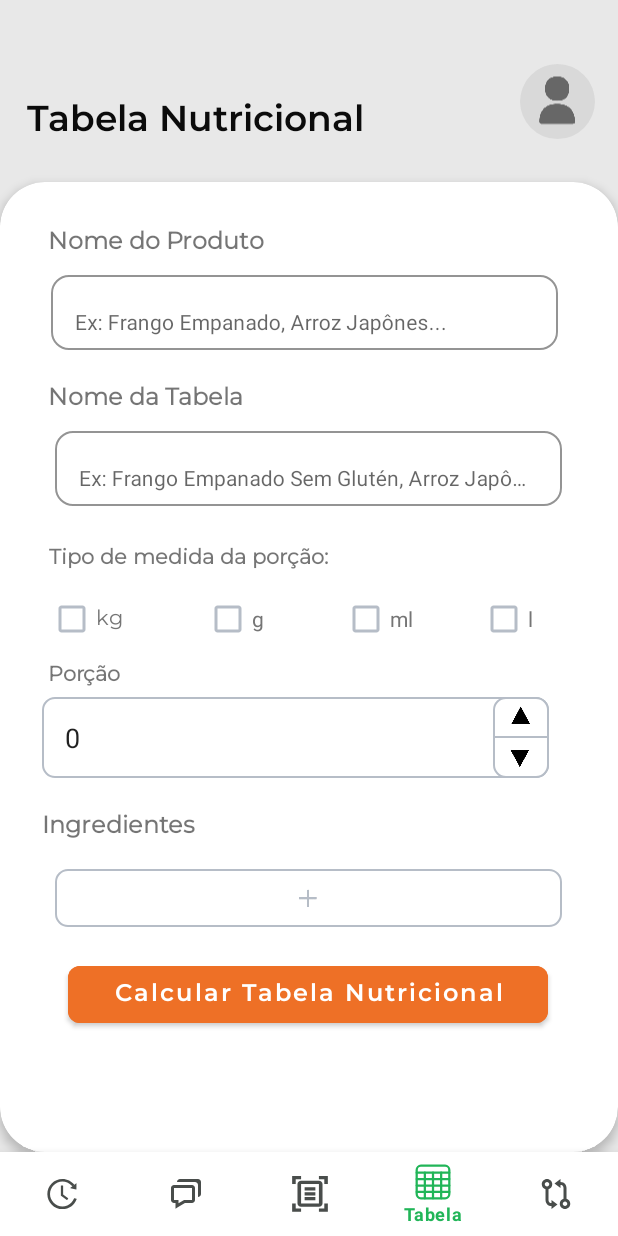
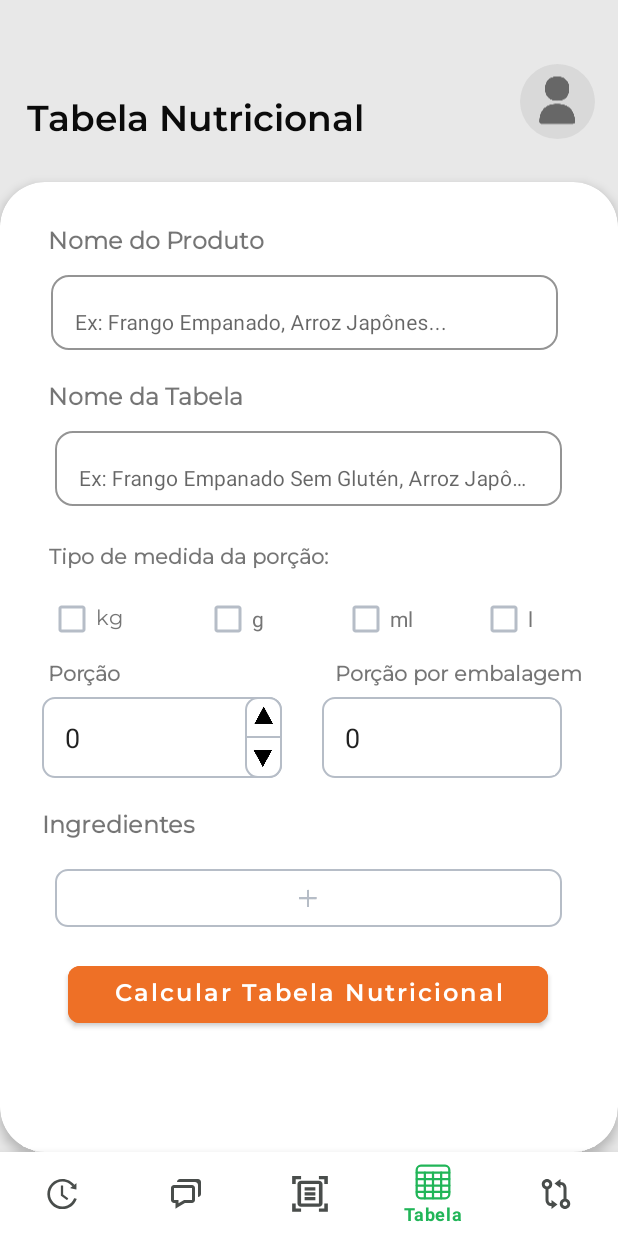
Before and after one commit to Nutria-Oficial/Mobile-Nutria, an Android app: the TabelaFragment screen opened through its navigation route, on a phone screen of 412 x 824 dp. Run offline under Robolectric (Android 15) with nearby library versions, the phone set to English and light mode, and no system bars; our stand-ins replace navigation-ui; pictures from the network do not load.

Commit message:
refactor: modificando layout de tabela e adicionando verificação de novo campo

```diff
--- a/app/src/main/java/com/bea/nutria/ui/Tabela/TabelaFragment.java
+++ b/app/src/main/java/com/bea/nutria/ui/Tabela/TabelaFragment.java
@@ -55,6 +55,7 @@ public class TabelaFragment extends Fragment {
 
     private FragmentTabelaBinding binding;
     private int porcaoAtual= 0;
+    private int porcaoEmbalagemAtual= 0;
     private String tipoMedida = "";
     private Integer idTabela = 0;
     private List<ItemIngrediente> ingredienteList = new ArrayList<>();
@@ -114,8 +115,8 @@ public class TabelaFragment extends Fragment {
             return WindowInsetsCompat.CONSUMED;
         });
 
-        binding.editValor.setText(String.valueOf(porcaoAtual));
-        binding.editValor.setInputType(InputType.TYPE_CLASS_NUMBER);
+        binding.porcao.setText(String.valueOf(porcaoAtual));
+        binding.porcao.setInputType(InputType.TYPE_CLASS_NUMBER);
 
 
         binding.btnAumentar.setOnClickListener(v -> {
@@ -127,7 +128,7 @@ public class TabelaFragment extends Fragment {
             }
         });
 
-        binding.editValor.addTextChangedListener(new TextWatcher() {
+        binding.porcao.addTextChangedListener(new TextWatcher() {
             @Override
             public void afterTextChanged(Editable editable) {
 
@@ -144,6 +145,26 @@ public class TabelaFragment extends Fragment {
                     porcaoAtual = Integer.parseInt(charSequence.toString());
                 }catch (NumberFormatException exception){
                     porcaoAtual = 0;
+                }
+            }
+        });
+        binding.porcaoEmbalagem.addTextChangedListener(new TextWatcher() {
+            @Override
+            public void afterTextChanged(Editable editable) {
+
+            }
+
+            @Override
+            public void beforeTextChanged(CharSequence charSequence, int i, int i1, int i2) {
+
+            }
+
+            @Override
+            public void onTextChanged(CharSequence charSequence, int i, int i1, int i2) {
+                try {
+                    porcaoEmbalagemAtual = Integer.parseInt(charSequence.toString());
+                }catch (NumberFormatException exception){
+                    porcaoEmbalagemAtual = 0;
                 }
             }
         });
@@ -199,10 +220,13 @@ public class TabelaFragment extends Fragment {
     }
     public void atualizarPorcao(int novoValor){
         porcaoAtual = novoValor;
-        binding.editValor.setText(String.valueOf(porcaoAtual));
+        binding.porcao.setText(String.valueOf(porcaoAtual));
     }
     public int getPorcaoAtual(){
         return porcaoAtual;
+    }
+    public int getPorcaoEmbalagemAtual(){
+        return porcaoEmbalagemAtual;
     }
     private void setCheckBoxListener(CheckBox checkBox){
         checkBox.setOnCheckedChangeListener((buttonView, isChecked) ->{
@@ -297,6 +321,15 @@ public class TabelaFragment extends Fragment {
         nomeTabela.addView(nome);
         binding.tableLayout.addView(nomeTabela);
 
+        TableRow porcoes = new TableRow(getContext());
+        TextView porcao = new TextView(getContext());
+        porcao.setText(porcaoAtual);
+        TextView porcaoEmbalagem = new TextView(getContext());
+        porcaoEmbalagem.setText(porcaoEmbalagemAtual);
+        porcoes.addView(porcao);
+        porcoes.addView(porcaoEmbalagem);
+        binding.tableLayout.addView(porcoes);
+
         TableRow nomeColuna = new TableRow(getContext());
         TextView coluna1 = new TextView(getContext());
         TextView coluna2 = new TextView(getContext());
@@ -314,15 +347,15 @@ public class TabelaFragment extends Fragment {
         for (GetNutrienteDTO nutrienteDados : tabela.getNutrientes()){
             TableRow nutrientesInformacao = new TableRow(getContext());
             TextView nutriente = new TextView(getContext());
-            TextView porcao = new TextView(getContext());
+            TextView porcaoNutriente = new TextView(getContext());
             TextView vd = new TextView(getContext());
 
             nutriente.setText(nutrienteDados.getNutriente());
-            porcao.setText(String.format(Locale.forLanguageTag("pt-BR"),"%.2f", nutrienteDados.getPorcao()));
+            porcaoNutriente.setText(String.format(Locale.forLanguageTag("pt-BR"),"%.2f", nutrienteDados.getPorcao()));
             vd.setText(String.format(Locale.forLanguageTag("pt-BR"),"%.2f", nutrienteDados.getValorDiario())+"%");
 
             nutrientesInformacao.addView(nutriente);
-            nutrientesInformacao.addView(porcao);
+            nutrientesInformacao.addView(porcaoNutriente);
             nutrientesInformacao.addView(vd);
             binding.tableLayout.addView(nutrientesInformacao);
 
@@ -381,10 +414,10 @@ public class TabelaFragment extends Fragment {
     private boolean validarTodosCamposObrigatorios() {
         boolean nomeProdutoValido = validarCampoObrigatorio(binding.nomeProdutoLayout, binding.nomeProdutoEdit);
         boolean nomeTabelaValido = validarCampoObrigatorio(binding.nomeTabelaLayout, binding.nomeTabelaEdit);
-        boolean checkBoxSelecionada = binding.checkBox.isChecked() || binding.checkBox2.isChecked() || binding.checkBox3.isChecked() || binding.checkBox4.isChecked();
+        boolean checkBoxSelecionado = binding.checkBox.isChecked() || binding.checkBox2.isChecked() || binding.checkBox3.isChecked() || binding.checkBox4.isChecked();
 
         //verificar se tem ingredientes adicionados
-        return nomeProdutoValido && nomeTabelaValido && checkBoxSelecionada && !binding.editValor.getText().equals("0");
+        return nomeProdutoValido && nomeTabelaValido && checkBoxSelecionado && !binding.porcao.getText().equals("0") && !binding.porcaoEmbalagem.getText().equals("0");
     }
     @Override
     public void onDestroyView() {
--- a/app/src/main/res/layout/fragment_tabela.xml
+++ b/app/src/main/res/layout/fragment_tabela.xml
@@ -34,7 +34,7 @@
         <androidx.cardview.widget.CardView
             android:id="@+id/cardViewConteudo"
             android:layout_width="match_parent"
-            android:layout_height="596dp"
+            android:layout_height="match_parent"
             android:layout_marginTop="8dp"
             android:layout_weight="1"
             android:background="@drawable/card_border"
@@ -44,7 +44,7 @@
 
             <ScrollView
                 android:layout_width="match_parent"
-                android:layout_height="616dp">
+                android:layout_height="match_parent">
 
                 <LinearLayout
                     android:layout_width="match_parent"
@@ -53,7 +53,7 @@
 
                     <androidx.constraintlayout.widget.ConstraintLayout
                         android:layout_width="match_parent"
-                        android:layout_height="wrap_content">
+                        android:layout_height="match_parent">
 
                         <TextView
                             android:id="@+id/textView2"
@@ -216,7 +216,7 @@
 
                         <LinearLayout
                             android:id="@+id/linearLayout"
-                            android:layout_width="338dp"
+                            android:layout_width="160dp"
                             android:layout_height="54dp"
                             android:layout_marginStart="28dp"
                             android:layout_marginTop="28dp"
@@ -227,8 +227,8 @@
                             app:layout_constraintTop_toBottomOf="@+id/checkBox">
 
                             <EditText
-                                android:id="@+id/editValor"
-                                android:layout_width="295dp"
+                                android:id="@+id/porcao"
+                                android:layout_width="130dp"
                                 android:layout_height="50dp"
                                 android:layout_marginLeft="5dp"
                                 android:background="@color/white"
@@ -263,6 +263,45 @@
                                     app:srcCompat="@drawable/seta_baixo" />
                             </LinearLayout>
                         </LinearLayout>
+
+                        <LinearLayout
+                            android:id="@+id/linearLayout3"
+                            android:layout_width="160dp"
+                            android:layout_height="54dp"
+                            android:layout_marginStart="25dp"
+                            android:layout_marginTop="28dp"
+                            android:layout_marginEnd="36dp"
+                            android:background="@drawable/linear_layout_border"
+                            android:gravity="center|start"
+                            android:orientation="horizontal"
+                            app:layout_constraintEnd_toEndOf="parent"
+                            app:layout_constraintStart_toEndOf="@+id/linearLayout"
+                            app:layout_constraintTop_toBottomOf="@+id/checkBox3">
+
+                            <EditText
+                                android:id="@+id/valor"
+                                android:layout_width="150dp"
+                                android:layout_height="50dp"
+                                android:layout_marginLeft="5dp"
+                                android:background="@color/white"
+                                android:inputType="number"
+                                android:paddingStart="10dp"
+                                android:text="0"
+                                android:textAlignment="textStart" />
+                        </LinearLayout>
+
+                        <TextView
+                            android:id="@+id/porcaoEmbalagem"
+                            android:layout_width="wrap_content"
+                            android:layout_height="wrap_content"
+                            android:layout_marginBottom="4dp"
+                            android:fontFamily="@font/montserrat_regular"
+                            android:text="Porção por embalagem"
+                            android:textStyle="bold"
+                            app:layout_constraintBottom_toTopOf="@+id/linearLayout3"
+                            app:layout_constraintEnd_toEndOf="parent"
+                            app:layout_constraintHorizontal_bias="0.858"
+                            app:layout_constraintStart_toEndOf="@+id/textView4" />
 
                         <TextView
                             android:id="@+id/textView6"
```
